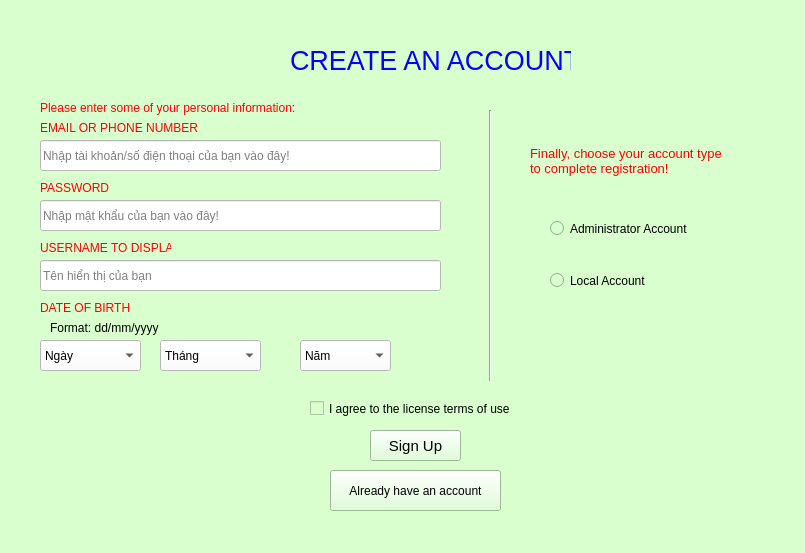
Old version of the form PTI/SPCK/GUI/dangky.ui in the repository GreenSystemDuy08/TL-C4K-PTI01.
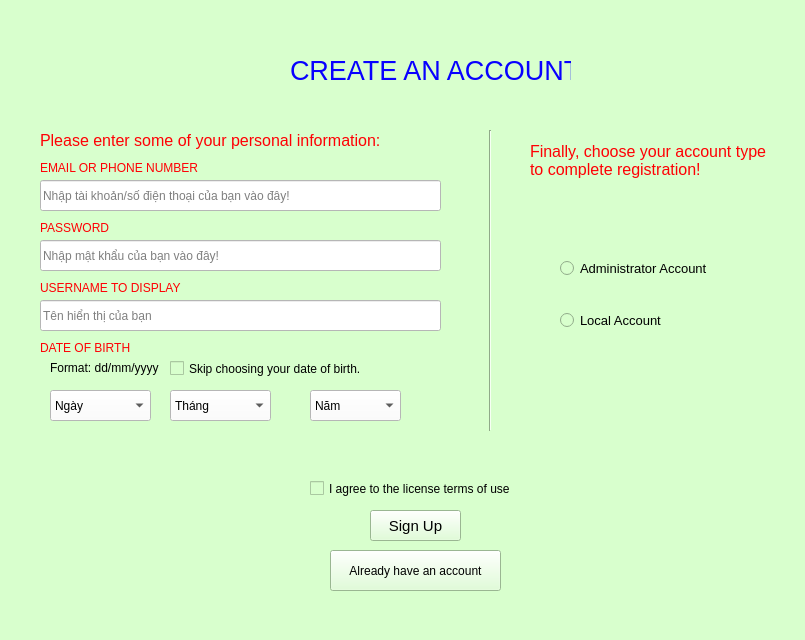
New version of the form.

Diff of the .ui file:
```diff
--- a/PTI/SPCK/GUI/dangky.ui
+++ b/PTI/SPCK/GUI/dangky.ui
@@ -7,7 +7,7 @@
     <x>0</x>
     <y>0</y>
     <width>805</width>
-    <height>553</height>
+    <height>640</height>
    </rect>
   </property>
   <property name="windowTitle">
@@ -21,7 +21,7 @@
     <property name="geometry">
      <rect>
       <x>290</x>
-      <y>0</y>
+      <y>10</y>
       <width>281</width>
       <height>121</height>
      </rect>
@@ -42,11 +42,16 @@
     <property name="geometry">
      <rect>
       <x>40</x>
-      <y>120</y>
+      <y>160</y>
       <width>161</width>
       <height>16</height>
      </rect>
     </property>
+    <property name="font">
+     <font>
+      <pointsize>9</pointsize>
+     </font>
+    </property>
     <property name="styleSheet">
      <string notr="true">color: rgb(255, 0, 4);</string>
     </property>
@@ -58,7 +63,7 @@
     <property name="geometry">
      <rect>
       <x>40</x>
-      <y>140</y>
+      <y>180</y>
       <width>401</width>
       <height>31</height>
      </rect>
@@ -74,11 +79,16 @@
     <property name="geometry">
      <rect>
       <x>40</x>
-      <y>180</y>
+      <y>220</y>
       <width>71</width>
       <height>16</height>
      </rect>
     </property>
+    <property name="font">
+     <font>
+      <pointsize>9</pointsize>
+     </font>
+    </property>
     <property name="styleSheet">
      <string notr="true">color: rgb(255, 0, 4);</string>
     </property>
@@ -90,7 +100,7 @@
     <property name="geometry">
      <rect>
       <x>40</x>
-      <y>200</y>
+      <y>240</y>
       <width>401</width>
       <height>31</height>
      </rect>
@@ -109,11 +119,16 @@
     <property name="geometry">
      <rect>
       <x>40</x>
-      <y>240</y>
-      <width>131</width>
+      <y>280</y>
+      <width>141</width>
       <height>16</height>
      </rect>
     </property>
+    <property name="font">
+     <font>
+      <pointsize>9</pointsize>
+     </font>
+    </property>
     <property name="styleSheet">
      <string notr="true">color: rgb(255, 0, 4);</string>
     </property>
@@ -125,7 +140,7 @@
     <property name="geometry">
      <rect>
       <x>40</x>
-      <y>260</y>
+      <y>300</y>
       <width>401</width>
       <height>31</height>
      </rect>
@@ -141,11 +156,16 @@
     <property name="geometry">
      <rect>
       <x>40</x>
-      <y>300</y>
+      <y>340</y>
       <width>101</width>
       <height>16</height>
      </rect>
     </property>
+    <property name="font">
+     <font>
+      <pointsize>9</pointsize>
+     </font>
+    </property>
     <property name="styleSheet">
      <string notr="true">color: rgb(255, 0, 4);</string>
     </property>
@@ -156,8 +176,8 @@
    <widget class="QComboBox" name="cb_month">
     <property name="geometry">
      <rect>
-      <x>160</x>
-      <y>340</y>
+      <x>170</x>
+      <y>390</y>
       <width>101</width>
       <height>31</height>
      </rect>
@@ -234,8 +254,8 @@
    <widget class="QComboBox" name="cb_day">
     <property name="geometry">
      <rect>
-      <x>40</x>
-      <y>340</y>
+      <x>50</x>
+      <y>390</y>
       <width>101</width>
       <height>31</height>
      </rect>
@@ -407,8 +427,8 @@
    <widget class="QComboBox" name="cb_year">
     <property name="geometry">
      <rect>
-      <x>300</x>
-      <y>340</y>
+      <x>310</x>
+      <y>390</y>
       <width>91</width>
       <height>31</height>
      </rect>
@@ -951,7 +971,7 @@
     <property name="geometry">
      <rect>
       <x>50</x>
-      <y>320</y>
+      <y>360</y>
       <width>121</width>
       <height>16</height>
      </rect>
@@ -964,7 +984,7 @@
     <property name="geometry">
      <rect>
       <x>310</x>
-      <y>400</y>
+      <y>480</y>
       <width>251</width>
       <height>17</height>
      </rect>
@@ -982,7 +1002,7 @@
     <property name="geometry">
      <rect>
       <x>370</x>
-      <y>430</y>
+      <y>510</y>
       <width>91</width>
       <height>31</height>
      </rect>
@@ -1000,14 +1020,14 @@
     <property name="geometry">
      <rect>
       <x>40</x>
-      <y>100</y>
-      <width>271</width>
-      <height>16</height>
+      <y>130</y>
+      <width>361</width>
+      <height>21</height>
      </rect>
     </property>
     <property name="font">
      <font>
-      <pointsize>9</pointsize>
+      <pointsize>12</pointsize>
      </font>
     </property>
     <property name="styleSheet">
@@ -1021,7 +1041,7 @@
     <property name="geometry">
      <rect>
       <x>330</x>
-      <y>470</y>
+      <y>550</y>
       <width>171</width>
       <height>41</height>
      </rect>
@@ -1039,9 +1059,9 @@
     <property name="geometry">
      <rect>
       <x>480</x>
-      <y>110</y>
+      <y>130</y>
       <width>20</width>
-      <height>271</height>
+      <height>301</height>
      </rect>
     </property>
     <property name="orientation">
@@ -1059,7 +1079,7 @@
     </property>
     <property name="font">
      <font>
-      <pointsize>10</pointsize>
+      <pointsize>12</pointsize>
      </font>
     </property>
     <property name="styleSheet">
@@ -1073,15 +1093,15 @@
    <widget class="QRadioButton" name="rb_admin">
     <property name="geometry">
      <rect>
-      <x>550</x>
-      <y>220</y>
+      <x>560</x>
+      <y>260</y>
       <width>151</width>
       <height>17</height>
      </rect>
     </property>
     <property name="font">
      <font>
-      <pointsize>9</pointsize>
+      <pointsize>10</pointsize>
      </font>
     </property>
     <property name="text">
@@ -1091,21 +1111,39 @@
    <widget class="QRadioButton" name="rb_local">
     <property name="geometry">
      <rect>
-      <x>550</x>
-      <y>260</y>
+      <x>560</x>
+      <y>300</y>
       <width>121</width>
       <height>41</height>
      </rect>
     </property>
     <property name="font">
      <font>
-      <pointsize>9</pointsize>
+      <pointsize>10</pointsize>
      </font>
     </property>
     <property name="text">
      <string>Local Account</string>
     </property>
    </widget>
+   <widget class="QCheckBox" name="chb_skip">
+    <property name="geometry">
+     <rect>
+      <x>170</x>
+      <y>360</y>
+      <width>251</width>
+      <height>17</height>
+     </rect>
+    </property>
+    <property name="font">
+     <font>
+      <pointsize>9</pointsize>
+     </font>
+    </property>
+    <property name="text">
+     <string>Skip choosing your date of birth.</string>
+    </property>
+   </widget>
   </widget>
   <widget class="QStatusBar" name="statusbar"/>
   <widget class="QMenuBar" name="menubar">
```
